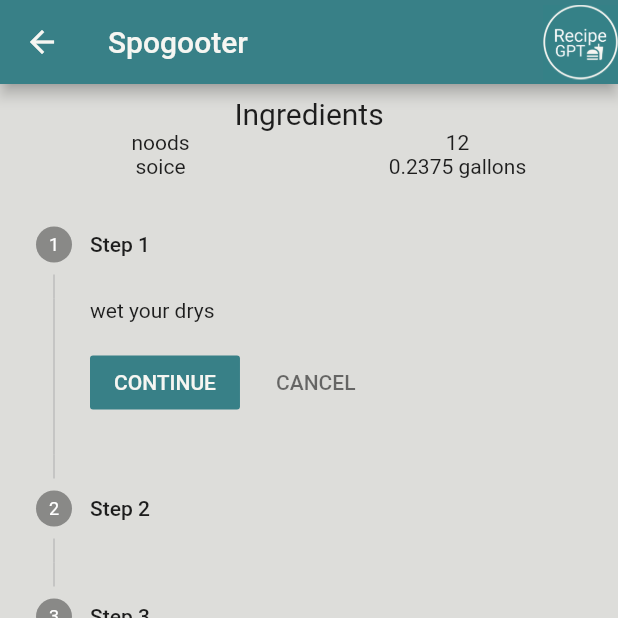
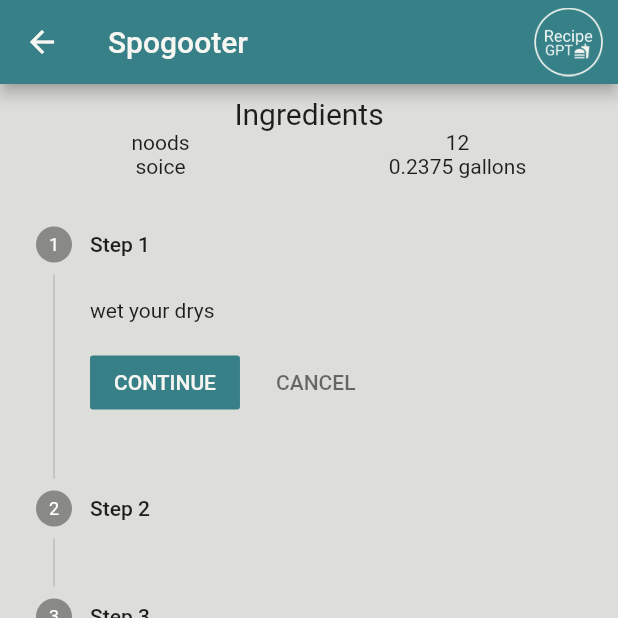
Before and after one commit to Coolroo/MTAHacks2023, a Flutter app: the screen it shows after launch, after a tap on the "arrow forward" icon, on a phone screen of 412 x 824 dp, the top half of it. Run offline on Flutter 3.47's test engine with Material 2 defaults, Android fonts, the phone set to English and light mode, and no system bars.

Commit message:
consolidated logo's

```diff
--- a/lib/main.dart
+++ b/lib/main.dart
@@ -98,10 +98,12 @@
     return Scaffold(
       appBar: AppBar(
         title: Text(widget.title),
-        leading: const Padding(
-          padding: EdgeInsets.fromLTRB(10.0, 5.0, 0.0, 5.0),
-          child: Image(image: AssetImage('assets/logo.png')),
-        ),
+        actions: const [
+          Padding(
+            padding: EdgeInsets.fromLTRB(0.0, 5.0, 10.0, 5.0),
+            child: Image(image: AssetImage('assets/logo.png')),
+          ),
+        ],
       ),
       body: GestureDetector(
         onTap: () {
--- a/lib/response_page.dart
+++ b/lib/response_page.dart
@@ -12,8 +12,8 @@ class ResponsePage extends StatelessWidget {
       appBar: AppBar(
         title: Text(recipe.getName()),
         actions: const [
-          SizedBox(
-            width: 50,
+          Padding(
+            padding: EdgeInsets.fromLTRB(0.0, 5.0, 10.0, 5.0),
             child: Image(image: AssetImage('assets/logo.png')),
           ),
         ],
```
